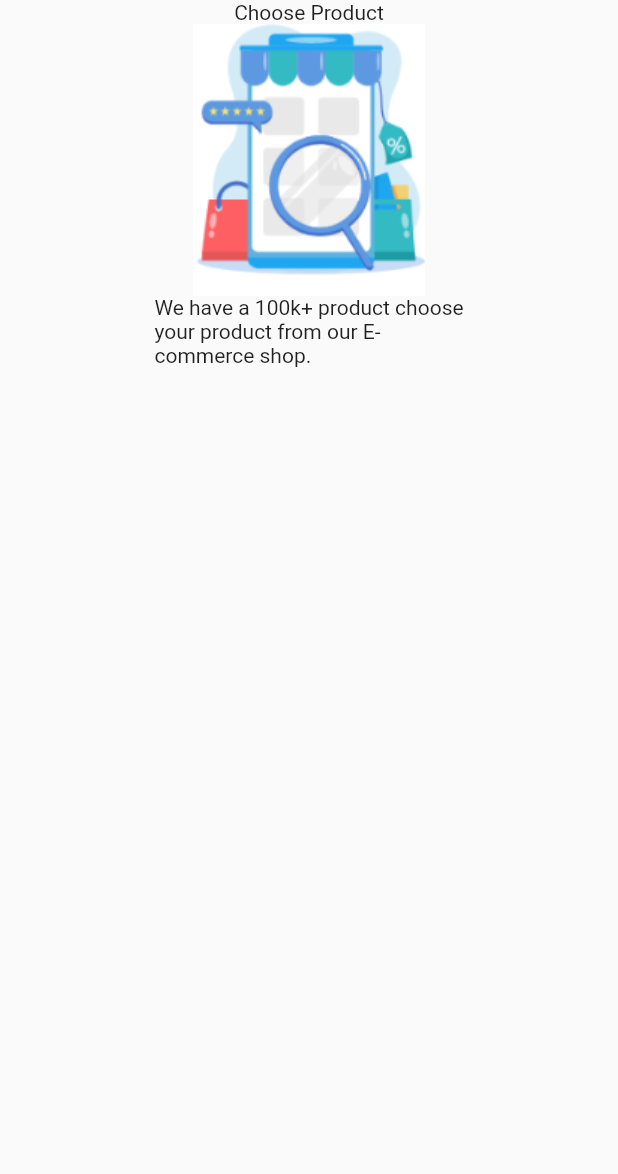
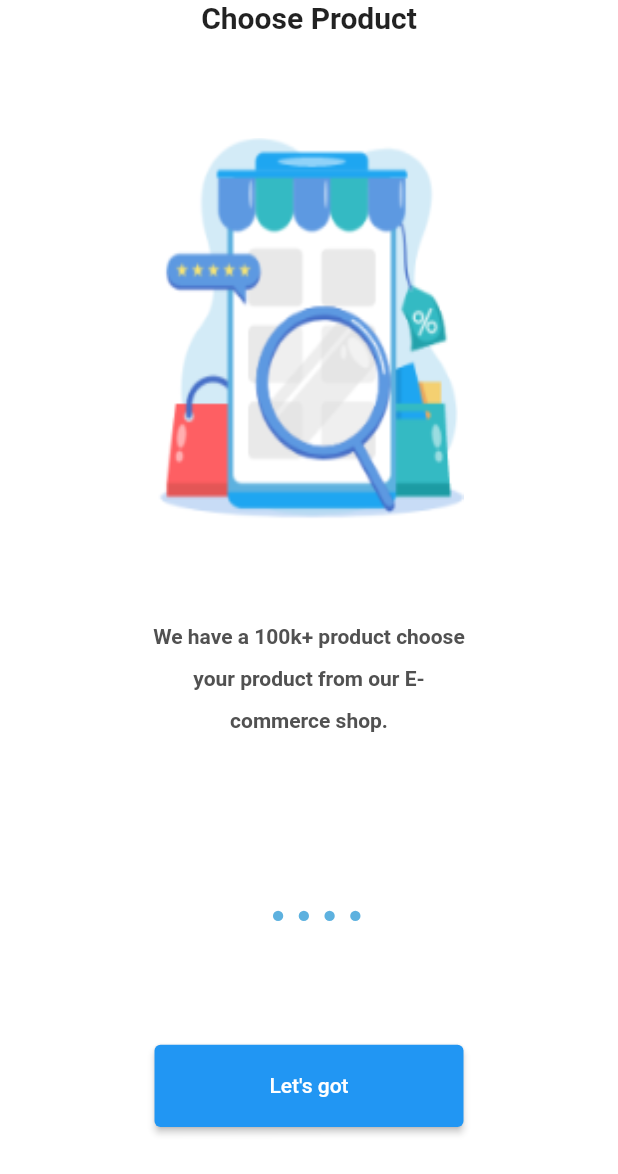
Before and after one commit to MohammadNawasrah/Ecommerce-System, a Flutter app: the screen it shows after launch, on a phone screen of 412 x 824 dp. Shown: the top 1174 px of the screen. Run offline on Flutter 3.47's test engine with Material 2 defaults, Android fonts, the phone set to English and light mode, and no system bars; drawn by our look-alikes of auto_size_text; our stand-ins replace get.

Commit message:
done onBoarding sereen create

```diff
--- /dev/null
+++ b/lib/core/constant/AppColor.dart
@@ -0,0 +1,10 @@
+// ignore: duplicate_ignore
+// ignore: file_names
+// ignore_for_file: file_names
+import 'package:flutter/material.dart';
+
+class AppColor {
+  static const Color darkGrey = Color(0xff515151);
+  static const Color primary = Color(0xff5DB1DF);
+  static const Color white = Colors.white;
+}
--- /dev/null
+++ b/lib/core/constant/ScreenSize.dart
@@ -0,0 +1,14 @@
+// ignore: duplicate_ignore
+// ignore: file_names
+// ignore_for_file: file_names
+import 'package:flutter/material.dart';
+
+class ScreenSize {
+  static double widthScreen(context) {
+    return MediaQuery.of(context).size.width;
+  }
+
+  static double heightScreen(context) {
+    return MediaQuery.of(context).size.height;
+  }
+}
--- a/lib/main.dart
+++ b/lib/main.dart
@@ -12,6 +12,7 @@ class MyApp extends StatelessWidget {
   @override
   Widget build(BuildContext context) {
     return GetMaterialApp(
+      debugShowCheckedModeBanner: false,
       title: 'Ecommerce System',
       theme: ThemeData(primarySwatch: Colors.blue),
       home: const OnBoarding(),
--- a/lib/view/screen/OnBoarding.dart
+++ b/lib/view/screen/OnBoarding.dart
@@ -1,10 +1,12 @@
 // ignore: duplicate_ignore
 // ignore: file_names
 // ignore_for_file: file_names
-import 'package:auto_size_text/auto_size_text.dart';
 import 'package:flutter/material.dart';
-
-import '../../data/datasource/static/Static.dart';
+import '../../core/constant/AppColor.dart';
+import '../../core/constant/ScreenSize.dart';
+import '../widget/onBoarding.dart/ButtonNext.dart';
+import '../widget/onBoarding.dart/SliderBoard.dart';
+import '../widget/onBoarding.dart/SliderDot.dart';
 
 class OnBoarding extends StatelessWidget {
   const OnBoarding({super.key});
@@ -12,21 +14,24 @@ class OnBoarding extends StatelessWidget {
   @override
   Widget build(BuildContext context) {
     return Scaffold(
-      body: SafeArea(
-        child: PageView.builder(
-            itemCount: onBoardingList.length,
-            itemBuilder: (context, i) {
-              return Column(
-                children: [
-                  AutoSizeText(onBoardingList[i].title!),
-                  Image.asset(onBoardingList[i].image!),
-                  AutoSizeText(onBoardingList[i].body!),
-                ],
-              );
-            }),
-      ),
-    );
+        backgroundColor: AppColor.white,
+        body: SafeArea(
+          child: Column(
+            children: [
+              Expanded(
+                  flex: (ScreenSize.widthScreen(context) / 15).ceil(),
+                  child: const SliderBoard()),
+              Expanded(
+                  flex: 10,
+                  child: Column(
+                    children: [
+                      const SliderDot(),
+                      SizedBox(height: ScreenSize.heightScreen(context) / 10),
+                      const ButtonNext(),
+                    ],
+                  )),
+            ],
+          ),
+        ));
   }
 }
-
-class Static {}
--- /dev/null
+++ b/lib/view/widget/onBoarding.dart/ButtonNext.dart
@@ -0,0 +1,24 @@
+// ignore: duplicate_ignore
+// ignore: file_names
+// ignore_for_file: file_names
+import 'package:auto_size_text/auto_size_text.dart';
+import 'package:flutter/material.dart';
+import '../../../core/constant/ScreenSize.dart';
+
+class ButtonNext extends StatelessWidget {
+  const ButtonNext({super.key});
+
+  @override
+  Widget build(BuildContext context) {
+    return SizedBox(
+      width: ScreenSize.widthScreen(context) / 2,
+      height: ScreenSize.heightScreen(context) / 15,
+      child: ElevatedButton(
+          onPressed: () {},
+          child: const AutoSizeText(
+            'Let\'s got',
+            maxLines: 1,
+          )),
+    );
+  }
+}
--- /dev/null
+++ b/lib/view/widget/onBoarding.dart/SliderBoard.dart
@@ -0,0 +1,50 @@
+// ignore: duplicate_ignore
+// ignore: file_names
+// ignore_for_file: file_names
+import 'package:auto_size_text/auto_size_text.dart';
+import 'package:flutter/material.dart';
+
+import '../../../core/constant/AppColor.dart';
+import '../../../core/constant/ScreenSize.dart';
+import '../../../data/datasource/static/Static.dart';
+
+class SliderBoard extends StatelessWidget {
+  const SliderBoard({super.key});
+
+  @override
+  Widget build(BuildContext context) {
+    return PageView.builder(
+        itemCount: onBoardingList.length,
+        itemBuilder: (context, i) {
+          return Column(
+            children: [
+              AutoSizeText(onBoardingList[i].title!,
+                  maxLines: 1,
+                  style: const TextStyle(
+                      fontWeight: FontWeight.bold, fontSize: 20)),
+              SizedBox(height: ScreenSize.heightScreen(context) / 12),
+              Image.asset(
+                onBoardingList[i].image!,
+                width: ScreenSize.widthScreen(context) / 2,
+                height: ScreenSize.heightScreen(context) / 3,
+                fit: BoxFit.fill,
+              ),
+              SizedBox(height: ScreenSize.heightScreen(context) / 20),
+              Container(
+                alignment: Alignment.center,
+                width: double.infinity,
+                child: AutoSizeText(
+                  onBoardingList[i].body!,
+                  textAlign: TextAlign.center,
+                  maxLines: 3,
+                  style: const TextStyle(
+                      color: AppColor.darkGrey,
+                      fontWeight: FontWeight.bold,
+                      height: 2),
+                ),
+              )
+            ],
+          );
+        });
+  }
+}
--- /dev/null
+++ b/lib/view/widget/onBoarding.dart/SliderDot.dart
@@ -0,0 +1,32 @@
+// ignore: duplicate_ignore
+// ignore: file_names
+// ignore_for_file: file_names
+import 'package:flutter/material.dart';
+
+import '../../../core/constant/AppColor.dart';
+import '../../../core/constant/ScreenSize.dart';
+import '../../../data/datasource/static/Static.dart';
+
+class SliderDot extends StatelessWidget {
+  const SliderDot({super.key});
+
+  @override
+  Widget build(BuildContext context) {
+    return Row(
+      mainAxisAlignment: MainAxisAlignment.center,
+      children: [
+        ...List.generate(onBoardingList.length, (index) {
+          return AnimatedContainer(
+            margin: EdgeInsets.only(left: ScreenSize.widthScreen(context) / 40),
+            duration: const Duration(seconds: 300),
+            width: ScreenSize.widthScreen(context) / 60,
+            height: ScreenSize.widthScreen(context) / 60,
+            decoration: BoxDecoration(
+                color: AppColor.primary,
+                borderRadius: BorderRadius.circular(10)),
+          );
+        })
+      ],
+    );
+  }
+}
```
Also changed, not shown: pubspec.yaml (+8 -21 lines), pubspec.lock, 4 other files.
